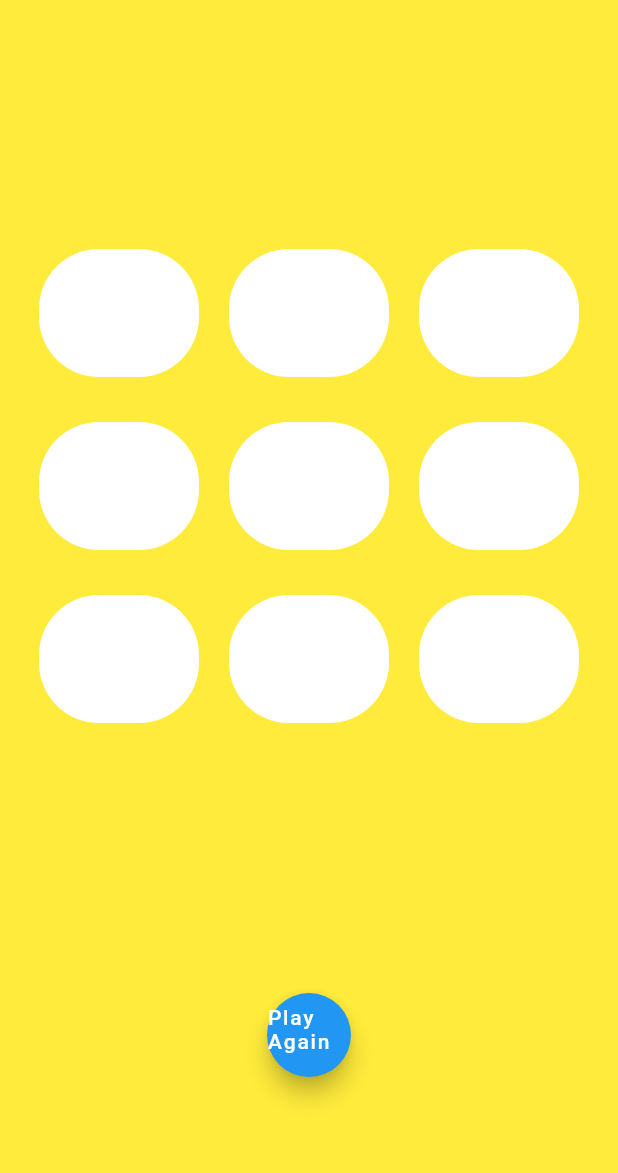
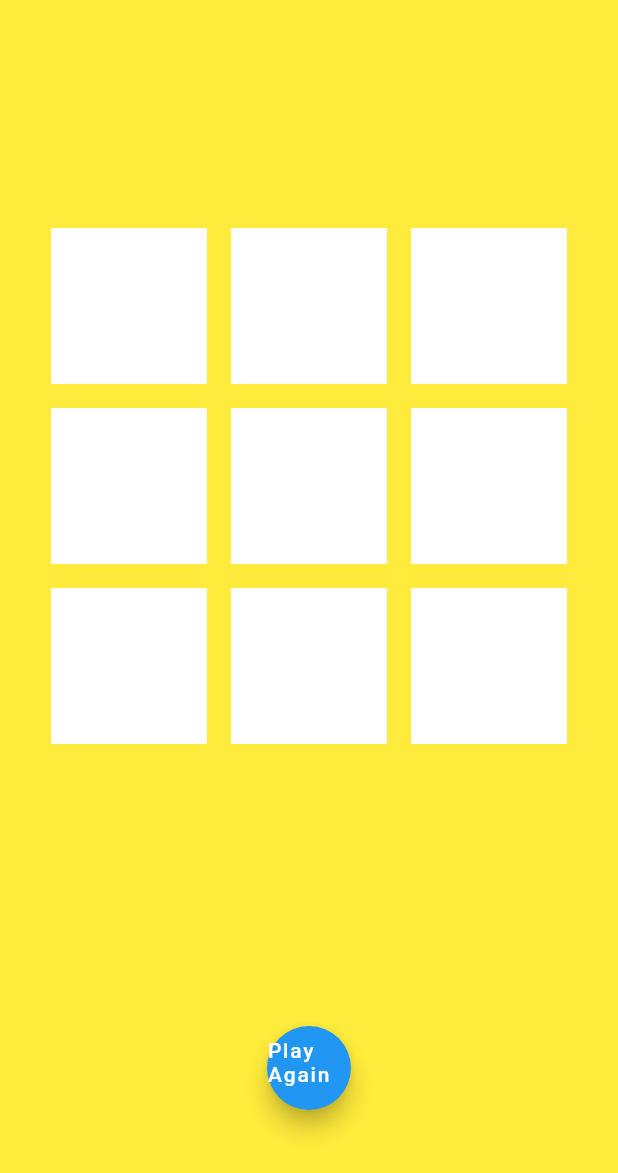
Before and after one commit to MR-BIGO/flutter_tic_tac_toe, a Flutter app: the screen it shows after launch, on a phone screen of 412 x 824 dp. Shown: the top 1173 px of the screen. Run offline on Flutter 3.47's test engine with Material 2 defaults, Android fonts, the phone set to English and light mode, and no system bars; our stand-ins replace intro_slider.

```diff
--- a/lib/presentation/screens/game_screen.dart
+++ b/lib/presentation/screens/game_screen.dart
@@ -16,52 +16,27 @@ class GameScreen extends StatelessWidget {
             Center(
               child: Padding(
                 padding: const EdgeInsets.fromLTRB(26, 100, 26, 0),
-                child: GridView.count(
-                  childAspectRatio: 5 / 4,
-                  shrinkWrap: true,
-                  crossAxisCount: 3,
-                  crossAxisSpacing: 20,
-                  mainAxisSpacing: 30,
-                  children: [
-                    ListItem(
-                      key: UniqueKey(),
-                    ),
-                    ListItem(
-                      key: UniqueKey(),
-                    ),
-                    ListItem(
-                      key: UniqueKey(),
-                    ),
-                    ListItem(
-                      key: UniqueKey(),
-                    ),
-                    ListItem(
-                      key: UniqueKey(),
-                    ),
-                    ListItem(
-                      key: UniqueKey(),
-                    ),
-                    ListItem(
-                      key: UniqueKey(),
-                    ),
-                    ListItem(
-                      key: UniqueKey(),
-                    ),
-                    ListItem(
-                      key: UniqueKey(),
-                    ),
-                  ],
-                ),
+                child: GridView.builder(
+                    shrinkWrap: true,
+                    itemCount: 9,
+                    gridDelegate:
+                        const SliverGridDelegateWithFixedCrossAxisCount(
+                            crossAxisCount: 3),
+                    itemBuilder: (BuildContext context, int index) {
+                      return ListItem();
+                    }),
               ),
             ),
             Padding(
               padding: const EdgeInsets.fromLTRB(26, 180, 26, 40),
               child: FloatingActionButton(
                 child: Container(
-                  decoration: ShapeDecoration(shape: RoundedRectangleBorder(borderRadius: BorderRadius.circular(20))),
+                  decoration: ShapeDecoration(
+                      shape: RoundedRectangleBorder(
+                          borderRadius: BorderRadius.circular(20))),
                   width: 200,
                   height: 40,
-                  child: Text('Play Again'),
+                  child: const Text('Play Again'),
                 ),
                 onPressed: () {},
               ),
--- a/lib/presentation/widgets/list_item.dart
+++ b/lib/presentation/widgets/list_item.dart
@@ -2,8 +2,6 @@ import 'package:flutter/material.dart';
 
 class ListItem extends StatefulWidget {
   ListItem({Key? key}) : super(key: key);
-
-
 
   @override
   State<ListItem> createState() => _ListItemState();
@@ -22,16 +20,12 @@ class _ListItemState extends State<ListItem> {
           },
         );
       },
+      child: Padding(
+        padding: const EdgeInsets.all(8.0),
         child: Container(
-
-        decoration: ShapeDecoration(
-          shape: RoundedRectangleBorder(
-            borderRadius: BorderRadius.circular(40),
-          ),
+          width: 40,
+          height: 40,
           color: Colors.white,
-
-        ),
-
           child: ListTile(
             textColor: Colors.indigoAccent[700],
             title: Text(
@@ -44,6 +38,7 @@ class _ListItemState extends State<ListItem> {
             ),
           ),
         ),
+      ),
     );
   }
 }
--- a/pubspec.yaml
+++ b/pubspec.yaml
@@ -35,6 +35,7 @@ dependencies:
   # Use with the CupertinoIcons class for iOS style icons.
   cupertino_icons: ^1.0.2
   intro_slider: ^3.0.3
+  bloc: ^8.0.3
 
 dev_dependencies:
   flutter_test:
```
Also changed, not shown: lib/presentation/logic/game_provider.dart (added), pubspec.lock. Lines whose indentation alone changed are shown as unchanged.
